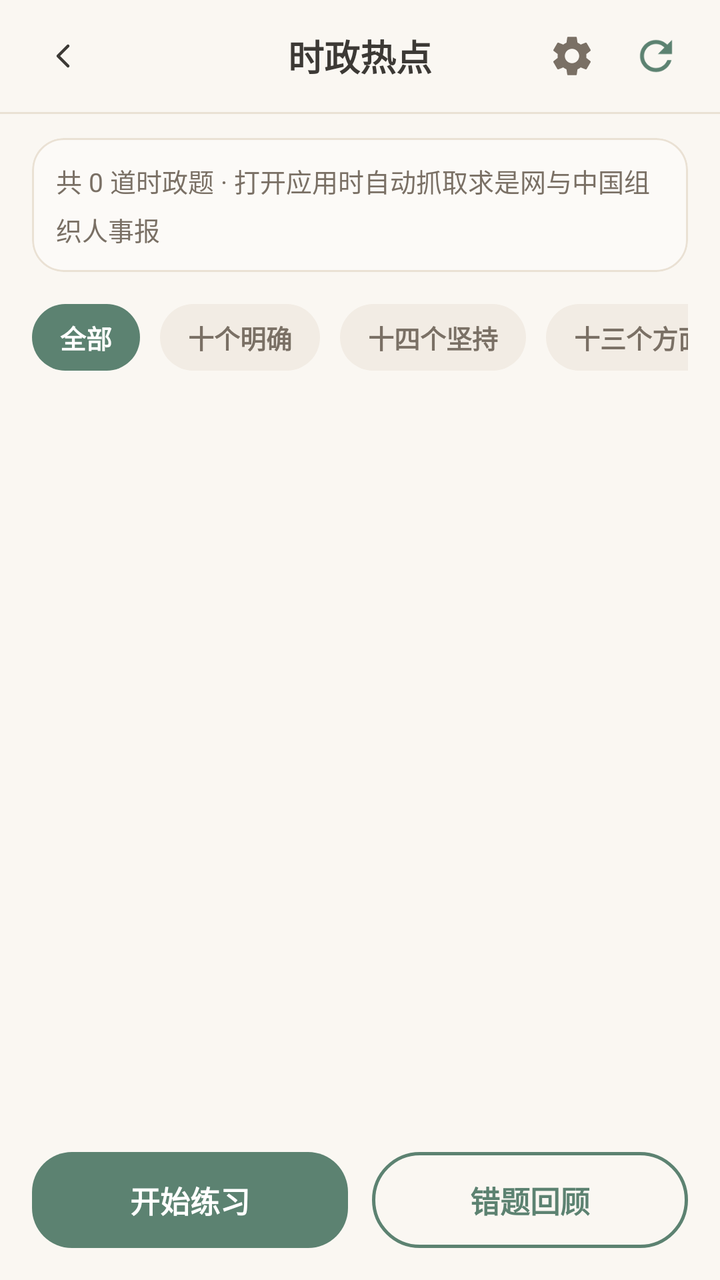
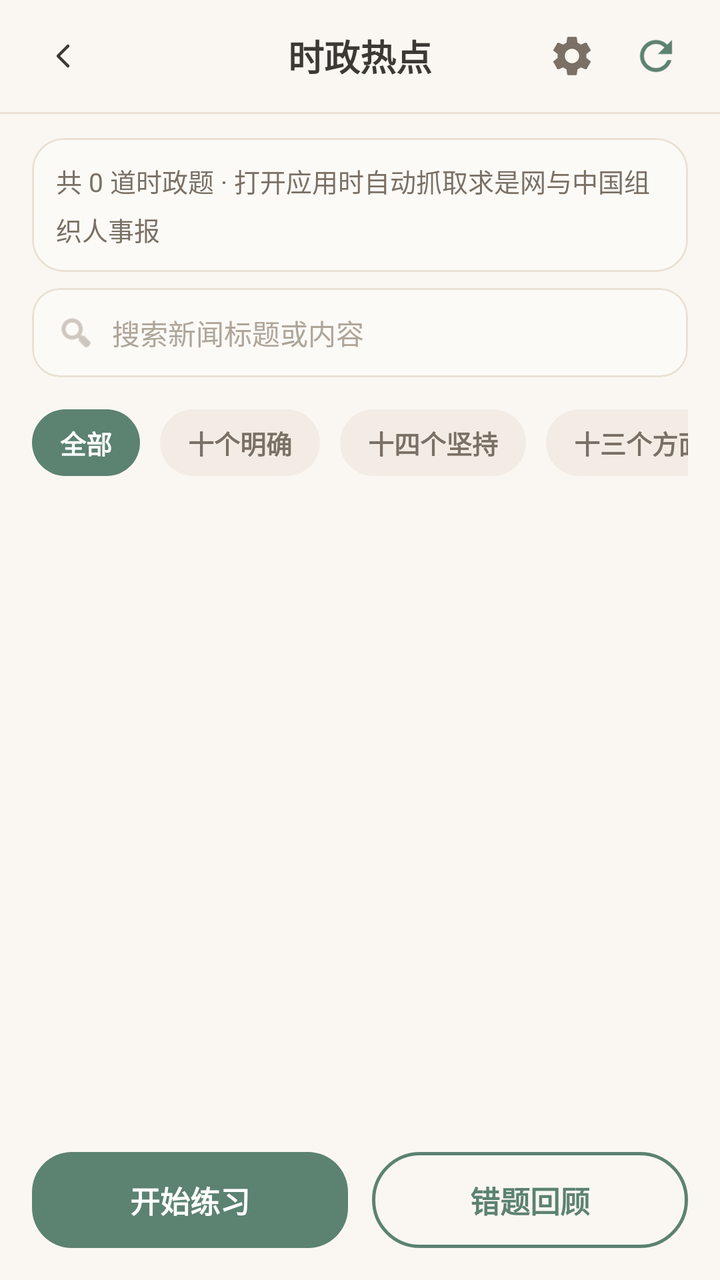

An Android layout rendered at two revisions. The XML below is the earlier revision; the diff shows what the commit changed to produce the second picture.
<!-- AndroidManifest.xml: activity theme Theme.AIAssistant -->
<!-- res/layout/activity_shizheng.xml -->
<?xml version="1.0" encoding="utf-8"?>
<LinearLayout xmlns:android="http://schemas.android.com/apk/res/android"
    xmlns:app="http://schemas.android.com/apk/res-auto"
    android:layout_width="match_parent"
    android:layout_height="match_parent"
    android:background="@color/background"
    android:orientation="vertical">

    
    <RelativeLayout
        android:layout_width="match_parent"
        android:layout_height="56dp"
        android:background="@color/background"
        android:paddingHorizontal="16dp">

        <ImageView
            android:id="@+id/btn_back"
            android:layout_width="32dp"
            android:layout_height="32dp"
            android:layout_centerVertical="true"
            android:src="@drawable/ic_chevron_right"
            android:rotation="180"
            android:padding="4dp"
            android:background="?attr/selectableItemBackgroundBorderless"
            android:clickable="true"
            android:focusable="true"
            app:tint="@color/text_primary" />

        <TextView
            android:layout_width="wrap_content"
            android:layout_height="wrap_content"
            android:layout_centerInParent="true"
            android:text="时政热点"
            android:textSize="18sp"
            android:textStyle="bold"
            android:textColor="@color/text_primary" />

        <ImageView
            android:id="@+id/btn_settings"
            android:layout_width="32dp"
            android:layout_height="32dp"
            android:layout_toStartOf="@id/btn_refresh"
            android:layout_centerVertical="true"
            android:layout_marginEnd="10dp"
            android:src="@drawable/ic_settings"
            android:padding="4dp"
            android:background="?attr/selectableItemBackgroundBorderless"
            android:clickable="true"
            android:focusable="true"
            app:tint="@color/text_secondary" />

        <ImageView
            android:id="@+id/btn_refresh"
            android:layout_width="32dp"
            android:layout_height="32dp"
            android:layout_alignParentEnd="true"
            android:layout_centerVertical="true"
            android:src="@drawable/ic_refresh"
            android:padding="4dp"
            android:background="?attr/selectableItemBackgroundBorderless"
            android:clickable="true"
            android:focusable="true"
            app:tint="@color/primary" />
    </RelativeLayout>

    <View
        android:layout_width="match_parent"
        android:layout_height="1dp"
        android:background="@color/border_light" />

    
    <com.google.android.material.card.MaterialCardView
        android:layout_width="match_parent"
        android:layout_height="wrap_content"
        android:layout_marginHorizontal="16dp"
        android:layout_marginTop="12dp"
        app:cardCornerRadius="16dp"
        app:cardElevation="0dp"
        app:strokeColor="@color/border_light"
        app:strokeWidth="1dp"
        app:cardBackgroundColor="@color/background_card_glass">

        <TextView
            android:id="@+id/tv_sync_status"
            android:layout_width="match_parent"
            android:layout_height="wrap_content"
            android:padding="12dp"
            android:text="共 0 道时政题 · 打开应用时自动抓取求是网与中国组织人事报"
            android:textSize="13sp"
            android:textColor="@color/text_secondary"
            android:lineSpacingMultiplier="1.3" />
    </com.google.android.material.card.MaterialCardView>

    
    <HorizontalScrollView
        android:layout_width="match_parent"
        android:layout_height="wrap_content"
        android:layout_marginTop="8dp"
        android:paddingHorizontal="16dp"
        android:scrollbars="none">

        <LinearLayout
            android:layout_width="wrap_content"
            android:layout_height="wrap_content"
            android:orientation="horizontal"
            android:paddingVertical="8dp">

            <TextView
                android:id="@+id/chip_all"
                android:layout_width="wrap_content"
                android:layout_height="wrap_content"
                android:text="全部"
                android:textSize="13sp"
                android:textStyle="bold"
                android:paddingVertical="7dp"
                android:paddingHorizontal="14dp"
                android:background="@drawable/bg_primary_chip"
                android:textColor="#FFFFFF"
                android:clickable="true"
                android:focusable="true" />

            <TextView
                android:id="@+id/chip_ten"
                android:layout_width="wrap_content"
                android:layout_height="wrap_content"
                android:layout_marginStart="10dp"
                android:text="十个明确"
                android:textSize="13sp"
                android:textStyle="bold"
                android:paddingVertical="7dp"
                android:paddingHorizontal="14dp"
                android:background="@drawable/bg_default_chip"
                android:textColor="@color/text_secondary"
                android:clickable="true"
                android:focusable="true" />

            <TextView
                android:id="@+id/chip_fourteen"
                android:layout_width="wrap_content"
                android:layout_height="wrap_content"
                android:layout_marginStart="10dp"
                android:text="十四个坚持"
                android:textSize="13sp"
                android:textStyle="bold"
                android:paddingVertical="7dp"
                android:paddingHorizontal="14dp"
                android:background="@drawable/bg_default_chip"
                android:textColor="@color/text_secondary"
                android:clickable="true"
                android:focusable="true" />

            <TextView
                android:id="@+id/chip_thirteen"
                android:layout_width="wrap_content"
                android:layout_height="wrap_content"
                android:layout_marginStart="10dp"
                android:text="十三个方面成就"
                android:textSize="13sp"
                android:textStyle="bold"
                android:paddingVertical="7dp"
                android:paddingHorizontal="14dp"
                android:background="@drawable/bg_default_chip"
                android:textColor="@color/text_secondary"
                android:clickable="true"
                android:focusable="true" />

            <TextView
                android:id="@+id/chip_six"
                android:layout_width="wrap_content"
                android:layout_height="wrap_content"
                android:layout_marginStart="10dp"
                android:text="六个必须坚持"
                android:textSize="13sp"
                android:textStyle="bold"
                android:paddingVertical="7dp"
                android:paddingHorizontal="14dp"
                android:background="@drawable/bg_default_chip"
                android:textColor="@color/text_secondary"
                android:clickable="true"
                android:focusable="true" />
        </LinearLayout>
    </HorizontalScrollView>

    
    <FrameLayout
        android:layout_width="match_parent"
        android:layout_height="0dp"
        android:layout_weight="1">

        <androidx.recyclerview.widget.RecyclerView
            android:id="@+id/rv_news"
            android:layout_width="match_parent"
            android:layout_height="match_parent"
            android:clipToPadding="false"
            android:paddingBottom="8dp" />

        <LinearLayout
            android:id="@+id/layout_empty"
            android:layout_width="match_parent"
            android:layout_height="match_parent"
            android:orientation="vertical"
            android:gravity="center"
            android:visibility="gone">

            <TextView
                android:layout_width="wrap_content"
                android:layout_height="wrap_content"
                android:text="📰"
                android:textSize="40sp" />

            <TextView
                android:layout_width="wrap_content"
                android:layout_height="wrap_content"
                android:layout_marginTop="12dp"
                android:text="暂无时政新闻\n点击右上角刷新抓取"
                android:textSize="14sp"
                android:textColor="@color/text_secondary"
                android:gravity="center" />
        </LinearLayout>
    </FrameLayout>

    
    <LinearLayout
        android:layout_width="match_parent"
        android:layout_height="wrap_content"
        android:orientation="horizontal"
        android:padding="16dp">

        <TextView
            android:id="@+id/btn_practice"
            android:layout_width="0dp"
            android:layout_height="48dp"
            android:layout_weight="1"
            android:gravity="center"
            android:text="开始练习"
            android:textSize="15sp"
            android:textStyle="bold"
            android:textColor="#FFFFFF"
            android:background="@drawable/bg_primary_chip"
            android:clickable="true"
            android:focusable="true" />

        <TextView
            android:id="@+id/btn_wrong"
            android:layout_width="0dp"
            android:layout_height="48dp"
            android:layout_weight="1"
            android:layout_marginStart="12dp"
            android:gravity="center"
            android:text="错题回顾"
            android:textSize="15sp"
            android:textStyle="bold"
            android:textColor="@color/primary"
            android:background="@drawable/bg_outline_button"
            android:clickable="true"
            android:focusable="true" />
    </LinearLayout>
</LinearLayout>
<!-- resources referenced by this layout -->
<resources>
  <color name="background">#FAF7F2</color>
  <color name="background_card_glass">#FCFAF7</color>
  <color name="border_light">#EAE1D4</color>
  <color name="primary">#5C8271</color>
  <color name="text_primary">#3C3935</color>
  <color name="text_secondary">#7A7065</color>
  <!-- drawable bg_default_chip (drawable) -->
  <?xml version="1.0" encoding="utf-8"?>
  <shape xmlns:android="http://schemas.android.com/apk/res/android"
      android:shape="rectangle">
      <solid android:color="@color/tag_blue_bg" />
      <corners android:radius="20dp" />
  </shape>
  <!-- drawable bg_outline_button (drawable) -->
  <?xml version="1.0" encoding="utf-8"?>
  <shape xmlns:android="http://schemas.android.com/apk/res/android"
      android:shape="rectangle">
      <stroke
          android:width="1.5dp"
          android:color="@color/primary" />
      <corners android:radius="24dp" />
      <solid android:color="@android:color/transparent" />
  </shape>
  <!-- drawable bg_primary_chip (drawable) -->
  <?xml version="1.0" encoding="utf-8"?>
  <shape xmlns:android="http://schemas.android.com/apk/res/android"
      android:shape="rectangle">
      <solid android:color="@color/primary" />
      <corners android:radius="20dp" />
  </shape>
  <!-- drawable ic_chevron_right (drawable) -->
  <vector xmlns:android="http://schemas.android.com/apk/res/android"
      android:width="24dp"
      android:height="24dp"
      android:viewportWidth="24"
      android:viewportHeight="24">
      <path
          android:pathData="M10,7l5,5l-5,5"
          android:strokeColor="@color/text_secondary"
          android:strokeWidth="1.5"
          android:strokeLineCap="round"
          android:strokeLineJoin="round" />
  </vector>
  <!-- drawable ic_refresh (drawable) -->
  <vector xmlns:android="http://schemas.android.com/apk/res/android"
      android:width="20dp"
      android:height="20dp"
      android:viewportWidth="24"
      android:viewportHeight="24">
      <path
          android:fillColor="#FF3C3935"
          android:pathData="M17.65,6.35C16.2,4.9 14.21,4 12,4c-4.42,0 -7.99,3.58 -7.99,8s3.57,8 7.99,8c3.73,0 6.84,-2.55 7.73,-6h-2.08c-0.82,2.33 -3.04,4 -5.65,4 -3.31,0 -6,-2.69 -6,-6s2.69,-6 6,-6c1.66,0 3.14,0.69 4.22,1.78L13,11h7V4l-2.35,2.35z" />
  </vector>
  <style name="Theme.AIAssistant" parent="Base.Theme.AIAssistant" />
  <color name="tag_blue_bg">#F2ECE4</color>
  <style name="Base.Theme.AIAssistant" parent="Theme.Material3.DayNight.NoActionBar">
          
          <item name="android:statusBarColor">@android:color/transparent</item>
          <item name="android:navigationBarColor">@color/background</item>
          <item name="android:windowDrawsSystemBarBackgrounds">true</item>
          
          <item name="colorPrimary">@color/primary</item>
          <item name="colorSecondary">@color/primary_light</item>
          <item name="android:windowBackground">@color/background</item>
      </style>
  <color name="primary_light">#88A798</color>
  <!-- unchanged entries left out for length: 1 -->
</resources>

<!-- the commit's change to res/layout/activity_shizheng.xml (unified diff, before → after) -->
@@ -92,6 +92,58 @@
     </com.google.android.material.card.MaterialCardView>
 
     
+    <com.google.android.material.card.MaterialCardView
+        android:layout_width="match_parent"
+        android:layout_height="wrap_content"
+        android:layout_marginHorizontal="16dp"
+        android:layout_marginTop="8dp"
+        app:cardCornerRadius="14dp"
+        app:cardElevation="0dp"
+        app:strokeColor="@color/border_light"
+        app:strokeWidth="1dp"
+        app:cardBackgroundColor="@color/background_card_glass">
+
+        <LinearLayout
+            android:layout_width="match_parent"
+            android:layout_height="wrap_content"
+            android:orientation="horizontal"
+            android:gravity="center_vertical"
+            android:paddingHorizontal="12dp"
+            android:paddingVertical="4dp">
+
+            <ImageView
+                android:layout_width="20dp"
+                android:layout_height="20dp"
+                android:src="@android:drawable/ic_menu_search"
+                app:tint="@color/text_tertiary" />
+
+            <EditText
+                android:id="@+id/et_search"
+                android:layout_width="0dp"
+                android:layout_height="wrap_content"
+                android:layout_weight="1"
+                android:background="@null"
+                android:hint="搜索新闻标题或内容"
+                android:textSize="14sp"
+                android:textColor="@color/text_primary"
+                android:textColorHint="@color/text_tertiary"
+                android:inputType="text"
+                android:imeOptions="actionSearch"
+                android:maxLines="1"
+                android:paddingHorizontal="8dp"
+                android:paddingVertical="8dp" />
+
+            <ImageView
+                android:id="@+id/btn_clear_search"
+                android:layout_width="20dp"
+                android:layout_height="20dp"
+                android:src="@android:drawable/ic_menu_close_clear_cancel"
+                app:tint="@color/text_tertiary"
+                android:visibility="gone" />
+        </LinearLayout>
+    </com.google.android.material.card.MaterialCardView>
+
+    
     <HorizontalScrollView
         android:layout_width="match_parent"
         android:layout_height="wrap_content"
@@ -209,6 +261,7 @@
                 android:textSize="40sp" />
 
             <TextView
+                android:id="@+id/tv_empty_msg"
                 android:layout_width="wrap_content"
                 android:layout_height="wrap_content"
                 android:layout_marginTop="12dp"
<!-- resource entries referenced after the edit -->
@@ -6,6 +6,7 @@
   <color name="primary">#5C8271</color>
   <color name="text_primary">#3C3935</color>
   <color name="text_secondary">#7A7065</color>
+  <color name="text_tertiary">#AFA599</color>
   <!-- drawable bg_default_chip (drawable) -->
   <?xml version="1.0" encoding="utf-8"?>
   <shape xmlns:android="http://schemas.android.com/apk/res/android"
